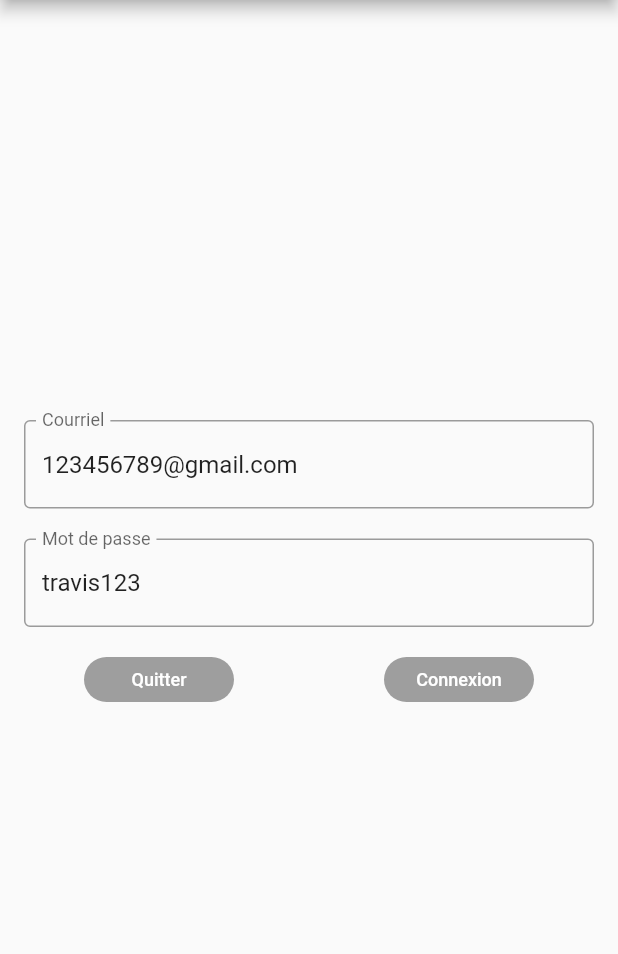
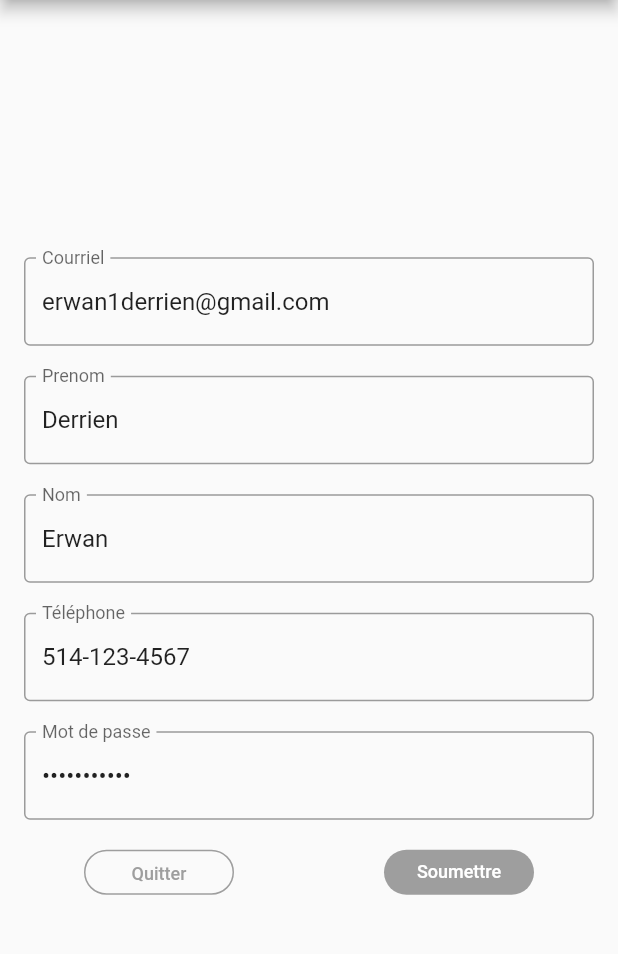
Before and after one commit to ErwanDerrien/DeuxiemeProjetVeille, a Flutter app: the Signup screen opened directly, on a phone screen of 412 x 824 dp, the part 84-1038 px from its top. Run offline on Flutter 3.47's test engine with Material 2 defaults, Android fonts, the phone set to English and light mode, and no system bars; missing offline and left inert: jwt_decode; network calls fail.

```diff
--- a/deuxieme_projet_veille/lib/main.dart
+++ b/deuxieme_projet_veille/lib/main.dart
@@ -8,7 +8,7 @@ void main() {
 class MyApp extends StatelessWidget {
   const MyApp({Key? key}) : super(key: key);
 
-  // This widget is the root of your application.
+  // This widget is the root of your application.8
   @override
   Widget build(BuildContext context) {
     return MaterialApp(
--- a/deuxieme_projet_veille/lib/routes/signup.dart
+++ b/deuxieme_projet_veille/lib/routes/signup.dart
@@ -16,19 +16,25 @@ class Signup extends StatelessWidget {
   Widget build(BuildContext context) {
     print('role ' + this.role);
 
-    Future<http.Response> postRequest(String email, String password) async {
+    Future<http.Response> postRequest(String email, String lastName,
+        String firstName, String phone, String password) async {
       var url = '';
 
-      if (role == 'STUDENT') {
+      if (role == 'Étudiant') {
         url = (baseUrl + "/student/register");
-      } else if (role == 'MONITOR') {
+      } else if (role == 'Moniteur') {
         url = (baseUrl + "/monitor/register");
       } else if (role == 'SUPERVISOR') {
-        url = (baseUrl + "/supervisor/register");
+        url = (baseUrl + "/superviseur/register");
       }
 
-      Map data = {'email': email, 'password': password};
-      //encode Map to JSON
+      Map data = {
+        'email': email,
+        'lastName': lastName,
+        'firstName': firstName,
+        'phone': phone,
+        'password': password
+      };
       var body = json.encode(data);
 
       var response = await http.post(url,
@@ -52,18 +58,26 @@ class Signup extends StatelessWidget {
       return response;
     }
 
+    void test(String input) {
+      print(input);
+    }
+
     TextEditingController email = TextEditingController()
-      ..text = '123456789@gmail.com';
+      ..text = 'erwan1derrien@gmail.com';
     TextEditingController password = TextEditingController()
-      ..text = 'travis123';
+      ..text = 'bonjoursoir';
+    TextEditingController lastName = TextEditingController()..text = 'Derrien';
+    TextEditingController firstName = TextEditingController()..text = 'Erwan';
+    TextEditingController phone = TextEditingController()
+      ..text = '514-123-4567';
 
     return Scaffold(
       appBar: AppBar(
-        title: const Text('Inscription'),
+        title: Text('Inscription ' + role),
       ),
       body: Center(
           child: Container(
-        height: 228.0,
+        height: 445.0,
         width: 400.0,
         child: Column(
           children: <Widget>[
@@ -80,6 +94,31 @@ class Signup extends StatelessWidget {
             Padding(
               padding: EdgeInsets.all(10),
               child: TextFormField(
+                controller: lastName,
+                decoration: const InputDecoration(
+                    border: OutlineInputBorder(), labelText: 'Prenom'),
+              ),
+            ),
+            Padding(
+              padding: EdgeInsets.all(10),
+              child: TextFormField(
+                controller: firstName,
+                decoration: const InputDecoration(
+                    border: OutlineInputBorder(), labelText: 'Nom'),
+              ),
+            ),
+            Padding(
+              padding: EdgeInsets.all(10),
+              child: TextFormField(
+                controller: phone,
+                decoration: const InputDecoration(
+                    border: OutlineInputBorder(), labelText: 'Téléphone'),
+              ),
+            ),
+            Padding(
+              padding: EdgeInsets.all(10),
+              child: TextFormField(
+                obscureText: true,
                 controller: password,
                 decoration: const InputDecoration(
                     border: OutlineInputBorder(), labelText: 'Mot de passe'),
@@ -93,7 +132,9 @@ class Signup extends StatelessWidget {
                   height: 30,
                   width: 100,
                   decoration: BoxDecoration(
-                      color: Colors.grey,
+                      border: Border.all(
+                        color: Colors.grey,
+                      ),
                       borderRadius: BorderRadius.circular(20)),
                   child: TextButton(
                     onPressed: () {
@@ -107,7 +148,7 @@ class Signup extends StatelessWidget {
                     },
                     child: const Text(
                       'Quitter',
-                      style: TextStyle(color: Colors.white, fontSize: 12),
+                      style: TextStyle(color: Colors.grey, fontSize: 12),
                     ),
                   ),
                 ),
@@ -121,10 +162,10 @@ class Signup extends StatelessWidget {
                       borderRadius: BorderRadius.circular(20)),
                   child: TextButton(
                     onPressed: () async {
-                      postRequest('123456789@gmail.com', 'travis123');
+                      test(email.text);
                     },
                     child: const Text(
-                      'Connexion',
+                      'Soumettre',
                       style: TextStyle(color: Colors.white, fontSize: 12),
                     ),
                   ),
```
Also changed, not shown: deuxieme_projet_veille/lib/routes/home.dart (+31 -5 lines), deuxieme_projet_veille/lib/routes/login.dart (+9 -7 lines), deuxieme_projet_veille/lib/routes/signup_role.dart (+12 -15 lines).
